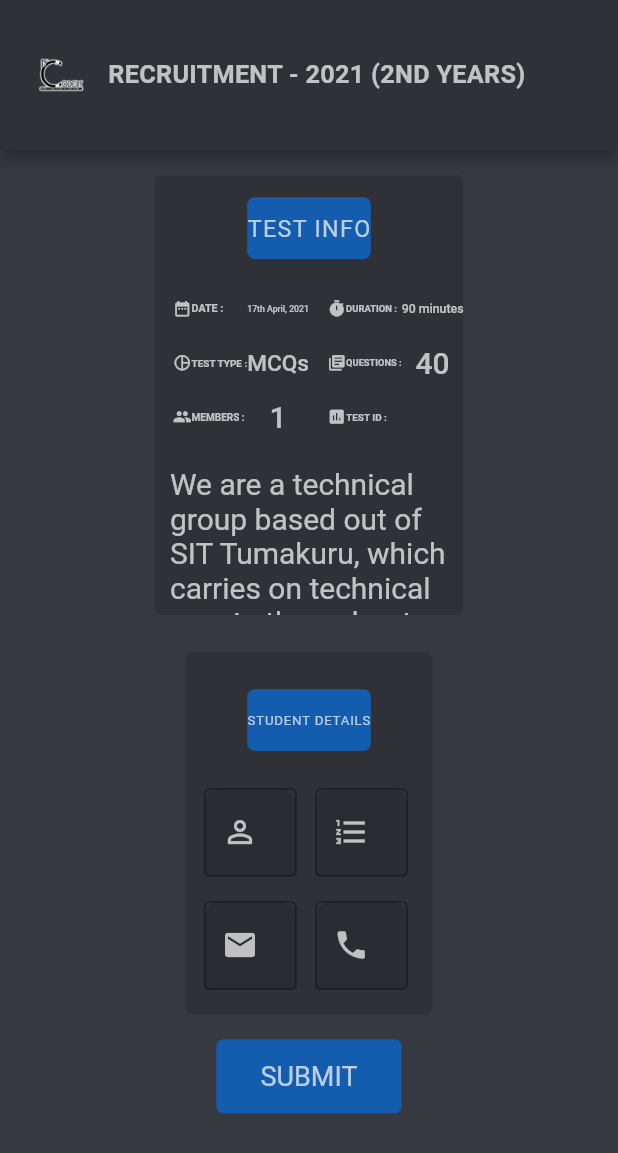
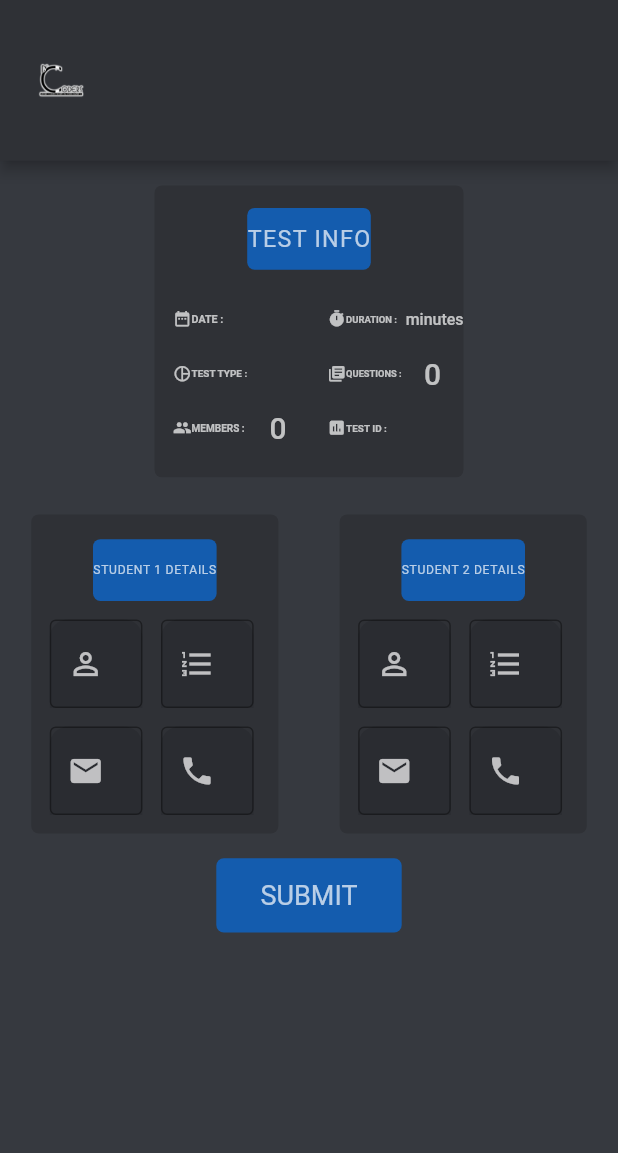
Before and after one commit to ideallyadarsh/Decoders-OLTP, a Flutter app: the TestRegistration screen opened directly with empty values, on a phone screen of 412 x 824 dp. Shown: the top 1153 px of the screen. Run offline on Flutter 3.47's test engine with Material 2 defaults, Android fonts, the light colour scheme and no system bars; our stand-ins replace cloud_firestore; missing offline and left inert: dart:html; accounts and stored records are empty.

Commit message:
fetch test info, save registered users

```diff
--- a/lib/screens/TestRegistration.dart
+++ b/lib/screens/TestRegistration.dart
@@ -1,4 +1,7 @@
+import 'package:cloud_firestore/cloud_firestore.dart';
 import 'package:flutter/material.dart';
+import 'package:oltp/models/QuestionModel.dart';
+import 'package:oltp/models/StudentModel.dart';
 import 'package:oltp/screens/Instructions.dart';
 
 class TestRegistration extends StatefulWidget {
@@ -23,8 +26,20 @@
   final studentTwoEmailController = TextEditingController();
 
   final teamNameController = TextEditingController();
+  Student studentOne;
+  Student studentTwo;
 
   var maxMembers=1;
+  String testName;
+  String testDescription;
+  String testDate;
+  String noOfQuestions;
+  String testType;
+  String testTime;
+  String testInstructions;
+
+  List<Question> questions;
+
   var autoValidate = false;
 
   final _formKeyOne = GlobalKey<FormState>();
@@ -76,10 +91,60 @@
   }
 
   void _setAutoValidate() {
-
       setState(() {
         autoValidate = true;
       });
+  }
+
+  saveStudentData(){
+  studentOne = new Student(studentOneNameController.text, studentOneUSNController.text, studentOnePhoneController.text, studentOneEmailController.text);
+  if(maxMembers==2)
+    studentTwo = new Student(studentTwoNameController.text, studentTwoUSNController.text, studentTwoPhoneController.text, studentTwoEmailController.text);
+  }
+
+  getTestsOnceOff(String testID) async {
+    var snapshotData;
+    var questionsCount;
+    try {
+
+      await _testsCollectionReference.document(testID.toLowerCase()).get().then((querySnapshot) => {
+          print(querySnapshot.data),
+      snapshotData = querySnapshot.data,
+      questionsCount=int.parse(querySnapshot.data["noofquestions"])
+      });
+  setState(() {
+    testDate=snapshotData["date"];
+    testName=snapshotData["name"];
+    testTime=snapshotData["time"];
+    testType=snapshotData["type"];
+    testInstructions=snapshotData["instruct"];
+    testDescription=snapshotData["desc"];
+    maxMembers=int.parse(snapshotData["maxmemb"]);
+    noOfQuestions=snapshotData["noofquestions"];
+  });
+  var ques = new List<Question>(questionsCount);
+  int i=0;
+  await _testsCollectionReference.document(testID.toLowerCase()).collection("questions").getDocuments().then((value) {
+    value.documents.forEach((element) {
+      ques[i++] = new Question.fromJson(element.data);
+    });
+  });
+  setState(() {
+    questions = ques;
+  });
+    } catch (e) {
+    print(e.toString());
+    return;
+    }
+    return;
+  }
+
+  final CollectionReference _testsCollectionReference = Firestore.instance.collection('tests');
+
+  @override
+  void initState() {
+    getTestsOnceOff(widget.TestID);
+    super.initState();
   }
 
   @override
@@ -87,7 +152,7 @@
     return Scaffold(
       backgroundColor: Color(0xff36393f),
       appBar: PreferredSize(
-        preferredSize: Size.fromHeight(100.0),
+        preferredSize: Size.fromHeight(MediaQuery.of(context).size.height*0.13),
         child: AppBar(
           backgroundColor: Color(0xff2f3136),
           automaticallyImplyLeading: false, // hides leading widget
@@ -105,7 +170,7 @@
               Container(
                 width:MediaQuery.of(context).size.width*0.675,
                 height: 100,
-                child: FittedBox(fit: BoxFit.scaleDown,child: Text("Recruitment - 2021 (2nd Years)".toUpperCase(),style: TextStyle(color: Colors.white70,fontSize:50,fontWeight: FontWeight.bold,letterSpacing: 0.5))),
+                child: FittedBox(fit: BoxFit.scaleDown,child: Text(testName==null?"":testName.toUpperCase(),style: TextStyle(color: Colors.white70,fontSize:50,fontWeight: FontWeight.bold,letterSpacing: 0.5))),
               )
             ],
           )
@@ -170,7 +235,7 @@
                                 //color: Colors.pink,
                                 width : MediaQuery.of(context).size.width * 0.1,
                                 height: MediaQuery.of(context).size.height*0.04,
-                                child: FittedBox(fit:BoxFit.scaleDown,child: Text("17th April, 2021",style: TextStyle(color: Colors.white70,fontSize: 20,fontWeight: FontWeight.w500),)),
+                                child: FittedBox(fit:BoxFit.scaleDown,child: Text(testDate==null?"":testDate,style: TextStyle(color: Colors.white70,fontSize: 20,fontWeight: FontWeight.w500),)),
                               ),
                             ],
                           ),
@@ -199,7 +264,7 @@
                                       Container(
                                         width : MediaQuery.of(context).size.width * 0.1,
                                         height: MediaQuery.of(context).size.height*0.04,
-                                        child: FittedBox(fit:BoxFit.scaleDown,child: Text("MCQs",style: TextStyle(color: Colors.white70,fontSize: 20,fontWeight: FontWeight.w500),)),
+                                        child: FittedBox(fit:BoxFit.scaleDown,child: Text(testType==null?"":testType,style: TextStyle(color: Colors.white70,fontSize: 20,fontWeight: FontWeight.w500),)),
                                       ),
                                     ],
                                   ),
@@ -224,7 +289,7 @@
                                       Container(
                                         width : MediaQuery.of(context).size.width * 0.1,
                                         height: MediaQuery.of(context).size.height*0.04,
-                                        child: FittedBox(fit:BoxFit.scaleDown,child: Text("1",style: TextStyle(color: Colors.white70,fontSize: 20,fontWeight: FontWeight.w500),)),
+                                        child: FittedBox(fit:BoxFit.scaleDown,child: Text(maxMembers.toString()==null?"":maxMembers.toString(),style: TextStyle(color: Colors.white70,fontSize: 20,fontWeight: FontWeight.w500),)),
                                       ),
                                     ],
                                   ),
@@ -257,7 +322,7 @@
                                 //color: Colors.pink,
                                 width : MediaQuery.of(context).size.width * 0.1,
                                 height: MediaQuery.of(context).size.height*0.04,
-                                child: FittedBox(fit:BoxFit.scaleDown,child: Text("90 minutes",style: TextStyle(color: Colors.white70,fontSize: 20,fontWeight: FontWeight.w500),)),
+                                child: FittedBox(fit:BoxFit.scaleDown,child: Text(testTime==null?"":(testTime+" minutes"),style: TextStyle(color: Colors.white70,fontSize: 20,fontWeight: FontWeight.w500),)),
                               ),
                             ],
                           ),
@@ -286,7 +351,7 @@
                                       Container(
                                         width : MediaQuery.of(context).size.width * 0.1,
                                         height: MediaQuery.of(context).size.height*0.04,
-                                        child: FittedBox(fit:BoxFit.scaleDown,child: Text("40",style: TextStyle(color: Colors.white70,fontSize: 20,fontWeight: FontWeight.w500),)),
+                                        child: FittedBox(fit:BoxFit.scaleDown,child: Text(noOfQuestions==null?"":noOfQuestions,style: TextStyle(color: Colors.white70,fontSize: 20,fontWeight: FontWeight.w500),)),
                                       ),
                                     ],
                                   ),
@@ -336,10 +401,11 @@
                   SizedBox(
                     height: MediaQuery.of(context).size.height*0.02,
                   ),
+                  if(maxMembers==1)
                   Container(
                     width: MediaQuery.of(context).size.width*0.45,
                     height: MediaQuery.of(context).size.height*0.12,
-                    child: Text("We are a technical group based out of SIT Tumakuru, which carries on technical events throughout the year for the students and encourages project based learning to keep up with the latest requirements in the ever changing industry.",style: TextStyle(color: Colors.white70,fontSize: 20,fontWeight: FontWeight.w400),),
+                    child: Text(testDescription==null?"":testDescription,style: TextStyle(color: Colors.white70,fontSize: 20,fontWeight: FontWeight.w400),textAlign: TextAlign.justify,),
                   )
 
                 ],
@@ -384,6 +450,7 @@
                             prefixIcon: Icon(Icons.people,color: Colors.white70,),
                             labelText: "TEAM NAME",
                             labelStyle: TextStyle(color: Colors.white70),
+    errorText: autoValidate ? teamNameController.text.isEmpty? 'Value Can\'t Be Empty' : null:null,
                           ),
                         ),
                         width: MediaQuery.of(context).size.width * 0.3,
@@ -891,13 +958,35 @@
             Center(
             child: InkWell(
     onTap: ()async=>{
+      if(maxMembers==1)
     if (_formKeyOne.currentState.validate()) {
-    // TODO submit
-    },
-    Navigator.push(context, MaterialPageRoute(
-    builder: (context) => Instructions(),
+        print(studentOneUSNController.text),
+         saveStudentData(),
+        Firestore.instance
+            .collection("users")
+        .document(widget.TestID)
+        .collection("registered")
+        .add({"studentOneName": studentOneNameController.text, "studentOneUSN": studentOneUSNController.text, "studentOneEmail": studentOneEmailController.text,"studentOnePhone": studentOnePhoneController.text,}),
+    Navigator.pushReplacement(context, MaterialPageRoute(
+    builder: (context) => Instructions(widget.TestID,testName,testInstructions,studentOne,studentTwo,maxMembers,questions,testTime),
     )
     ),
+    },
+    if(maxMembers==2)
+      if(teamNameController.text.isNotEmpty)
+    if (_formKeyTwo.currentState.validate()) {
+    print(studentOneUSNController.text),
+    saveStudentData(),
+    Firestore.instance
+        .collection("users")
+        .document(widget.TestID)
+        .collection("registered")
+        .add({"studentOneName": studentOneNameController.text, "studentOneUSN": studentOneUSNController.text, "studentOneEmail": studentOneEmailController.text,"studentOnePhone": studentOnePhoneController.text,"studentTwoName": studentTwoNameController.text, "studentTwoUSN": studentTwoUSNController.text, "studentTwoEmail": studentTwoEmailController.text,"studentTwoPhone": studentTwoPhoneController.text,}),
+    Navigator.pushReplacement(context, MaterialPageRoute(
+    builder: (context) => Instructions(widget.TestID,testName,testInstructions,studentOne,studentTwo,maxMembers,questions,testTime),
+    )
+    ),
+    },
     _setAutoValidate(),
     },
     child: Container(
```
